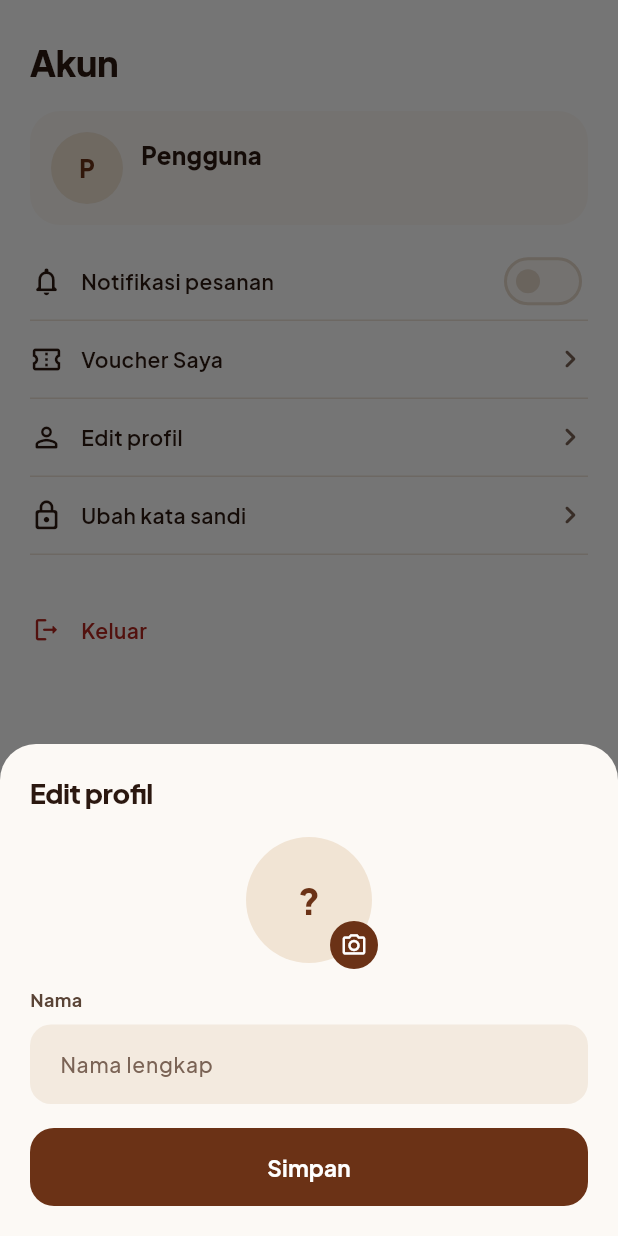
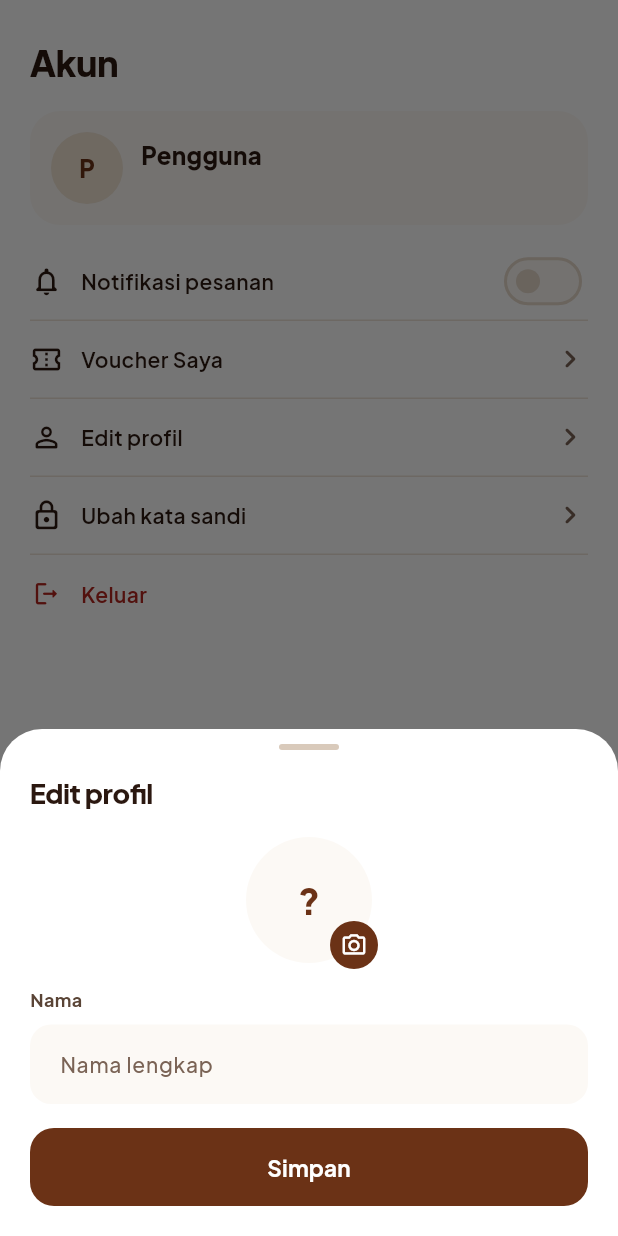
Before and after one commit to ORU25/KopiKita, a Flutter app: the AccountPage widget shown alone on an empty page, opened directly, after a tap on "Notifikasi pesanan", after a tap on "Edit profil", on a phone screen of 412 x 824 dp. Run offline on Flutter 3.47's test engine with Material 3 defaults, Android fonts, the light colour scheme and no system bars; our stand-ins replace cached_network_image, cloud_firestore, firebase_auth, firebase_core, image_picker; accounts and stored records are empty.

Commit message:
bagusin ui

```diff
--- a/lib/screens/account_page.dart
+++ b/lib/screens/account_page.dart
@@ -9,6 +9,7 @@ import '../services/auth_service.dart';
 import '../services/user_repo.dart';
 import '../theme/app_theme.dart';
 import '../widgets/common.dart';
+import '../widgets/state_views.dart';
 import 'promo_page.dart';
 
 class AccountPage extends StatelessWidget {
@@ -17,21 +18,36 @@ class AccountPage extends StatelessWidget {
   Future<void> _keluar() => AuthService.keluar();
 
   Future<void> _sheetEditProfil(BuildContext context) async {
-    final data = await UserRepo.ambil();
-    final namaAwal = UserRepo.namaDari(data);
-    final fotoAwal = (data?['fotoUrl'] as String?) ?? '';
+    // Future dibuat sekali di luar builder agar tidak terulang saat sheet
+    // di-rebuild (mis. keyboard muncul) dan isi form tidak ter-reset.
+    final dataF = UserRepo.ambil();
 
-    if (!context.mounted) return;
     final simpan = await showModalBottomSheet<bool>(
       context: context,
       isScrollControlled: true,
-      backgroundColor: AppColors.surface,
+      useSafeArea: true,
+      backgroundColor: AppColors.bg,
       shape: const RoundedRectangleBorder(
-        borderRadius: BorderRadius.vertical(top: Radius.circular(24)),
+        borderRadius: BorderRadius.vertical(top: Radius.circular(28)),
       ),
-      builder: (ctx) => _SheetEditProfil(
-        namaAwal: namaAwal,
-        fotoAwal: fotoAwal,
+      builder: (ctx) => FutureBuilder(
+        future: dataF,
+        builder: (ctx, snap) {
+          if (snap.connectionState != ConnectionState.done) {
+            return _NaikKeyboard(
+              child: SizedBox(
+                height: MediaQuery.sizeOf(ctx).height * 0.5,
+                child: const LoadingView(),
+              ),
+            );
+          }
+          // Gagal memuat → data dianggap kosong (form tetap bisa diisi)
+          final data = snap.data;
+          return _SheetEditProfil(
+            namaAwal: UserRepo.namaDari(data),
+            fotoAwal: (data?['fotoUrl'] as String?) ?? '',
+          );
+        },
       ),
     );
 
@@ -48,9 +64,10 @@ class AccountPage extends StatelessWidget {
     final simpan = await showModalBottomSheet<bool>(
       context: context,
       isScrollControlled: true,
-      backgroundColor: AppColors.surface,
+      useSafeArea: true,
+      backgroundColor: AppColors.bg,
       shape: const RoundedRectangleBorder(
-        borderRadius: BorderRadius.vertical(top: Radius.circular(24)),
+        borderRadius: BorderRadius.vertical(top: Radius.circular(28)),
       ),
       builder: (ctx) => const _SheetUbahSandi(),
     );
@@ -154,8 +171,6 @@ class AccountPage extends StatelessWidget {
                 'Ubah kata sandi',
                 () => _sheetUbahSandi(context),
               ),
-              // Keluar dipisah jarak 24 + warna danger, tanpa chevron.
-              const SizedBox(height: 24),
               _barisPengaturan(
                 Icons.logout_rounded,
                 'Keluar',
@@ -384,7 +399,7 @@ class _SheetEditProfilState extends State<_SheetEditProfil> {
                         ? Image.memory(_fotoBaru!, fit: BoxFit.cover)
                         : (_fotoUrl.isEmpty
                             ? Container(
-                                color: AppColors.tint,
+                                color: AppColors.surface,
                                 alignment: Alignment.center,
                                 child: Text(inisial,
                                     style: ts(24, 800,
@@ -426,6 +441,7 @@ class _SheetEditProfilState extends State<_SheetEditProfil> {
             textInputAction: TextInputAction.done,
             style: ts(14, 500),
             decoration: InputDecoration(
+              fillColor: AppColors.surface,
               hintText: 'Nama lengkap',
               errorText: _errNama,
             ),
@@ -443,7 +459,7 @@ class _SheetEditProfilState extends State<_SheetEditProfil> {
   }
 }
 
-// _NaikKeyboard: padding sheet 20 + naik setinggi keyboard.
+// _NaikKeyboard: handle + padding sheet 20 + naik setinggi keyboard.
 // Hanya widget ini yang dibangun ulang tiap frame animasi keyboard (isi sheet
 // tidak), dan AnimatedPadding menghaluskan inset keyboard yang datang patah-patah.
 class _NaikKeyboard extends StatelessWidget {
@@ -456,7 +472,16 @@ class _NaikKeyboard extends StatelessWidget {
       duration: const Duration(milliseconds: 120),
       curve: Curves.easeOut,
       padding: EdgeInsets.only(bottom: MediaQuery.viewInsetsOf(context).bottom),
-      child: Padding(padding: const EdgeInsets.all(20), child: child),
+      child: Column(
+        mainAxisSize: MainAxisSize.min,
+        children: [
+          const SheetHandle(),
+          Padding(
+            padding: const EdgeInsets.fromLTRB(20, 12, 20, 20),
+            child: child,
+          ),
+        ],
+      ),
     );
   }
 }
@@ -556,7 +581,11 @@ class _SheetUbahSandiState extends State<_SheetUbahSandi> {
           textInputAction:
               terakhir ? TextInputAction.done : TextInputAction.next,
           style: ts(14, 500),
-          decoration: InputDecoration(hintText: hint, errorText: error),
+          decoration: InputDecoration(
+            fillColor: AppColors.surface,
+            hintText: hint,
+            errorText: error,
+          ),
           onChanged: (_) {
             if (error != null) setState(hapusError);
           },
--- a/lib/screens/home_page.dart
+++ b/lib/screens/home_page.dart
@@ -13,6 +13,7 @@ import 'customize_page.dart';
 import 'favorite_page.dart';
 import 'notification_page.dart';
 import 'orders_page.dart';
+import 'promo_page.dart';
 
 // HomePage: layar Beranda (DESIGN.md 3.2)
 // Banner gambar + card melayang (sapaan, metode pesan, aksi cepat) + slider promo
@@ -404,7 +405,7 @@ class _HomePageState extends State<HomePage> {
               _AksiCepat(
                 icon: Icons.confirmation_number_outlined,
                 label: 'Voucher',
-                onTap: () => NavigationPage.tab.value = NavigationPage.tabAkun,
+                onTap: () => bukaVoucherSaya(context),
               ),
               // Favorit: layar daftar favorit milik P3
               _AksiCepat(
--- a/lib/widgets/common.dart
+++ b/lib/widgets/common.dart
@@ -7,6 +7,26 @@ import '../data/dummy_data.dart';
 import '../providers/cart_provider.dart';
 import '../screens/cart_page.dart';
 import '../theme/app_theme.dart';
+
+// SheetHandle: garis pegangan 40×4 di atas setiap bottom sheet
+class SheetHandle extends StatelessWidget {
+  const SheetHandle({super.key});
+
+  @override
+  Widget build(BuildContext context) {
+    return Center(
+      child: Container(
+        margin: const EdgeInsets.only(top: 10, bottom: 4),
+        width: 40,
+        height: 4,
+        decoration: BoxDecoration(
+          color: AppColors.pending,
+          borderRadius: BorderRadius.circular(2),
+        ),
+      ),
+    );
+  }
+}
 
 // segeraHadir: menampilkan SnackBar untuk fitur yang belum didesain
 void segeraHadir(BuildContext context, String fitur) {
--- a/lib/widgets/voucher_card.dart
+++ b/lib/widgets/voucher_card.dart
@@ -26,7 +26,7 @@ class KartuVoucherItem extends StatelessWidget {
     return Opacity(
       opacity: onTap == null ? 0.55 : 1,
       child: Material(
-        color: AppColors.tint,
+        color: AppColors.surface,
         borderRadius: BorderRadius.circular(18),
         child: InkWell(
           borderRadius: BorderRadius.circular(18),
```
Also changed, not shown: lib/screens/cart_page.dart (+17 -19 lines), lib/screens/customize_page.dart (+50 -65 lines), lib/screens/promo_page.dart (+9 -16 lines), lib/widgets/voucher_sheet.dart (+7 -17 lines), 1 other file.
